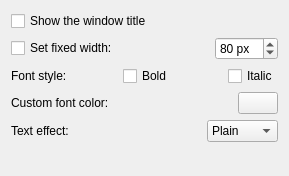
Before: the Qt Designer form package/contents/ui/config.ui in bulldog98/applicationname-plasmoid, drawn with Qt 5.
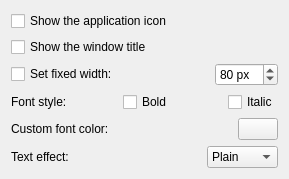
After: the same form once the commit is applied. Custom widgets are drawn as their Qt base class.

Commit message: Add an option to show the application icon

The edit to the form file:
```diff
--- a/package/contents/ui/config.ui
+++ b/package/contents/ui/config.ui
@@ -14,6 +14,13 @@
    <string>Configure Application Title Plasmoid</string>
   </property>
   <layout class="QVBoxLayout" name="verticalLayout">
+   <item>
+    <widget class="QCheckBox" name="kcfg_showApplicationIcon">
+     <property name="text">
+      <string>Show the application icon</string>
+     </property>
+    </widget>
+   </item>
    <item>
     <widget class="QCheckBox" name="kcfg_showWindowTitle">
      <property name="toolTip">
```
The commit also changes 2 other files.
